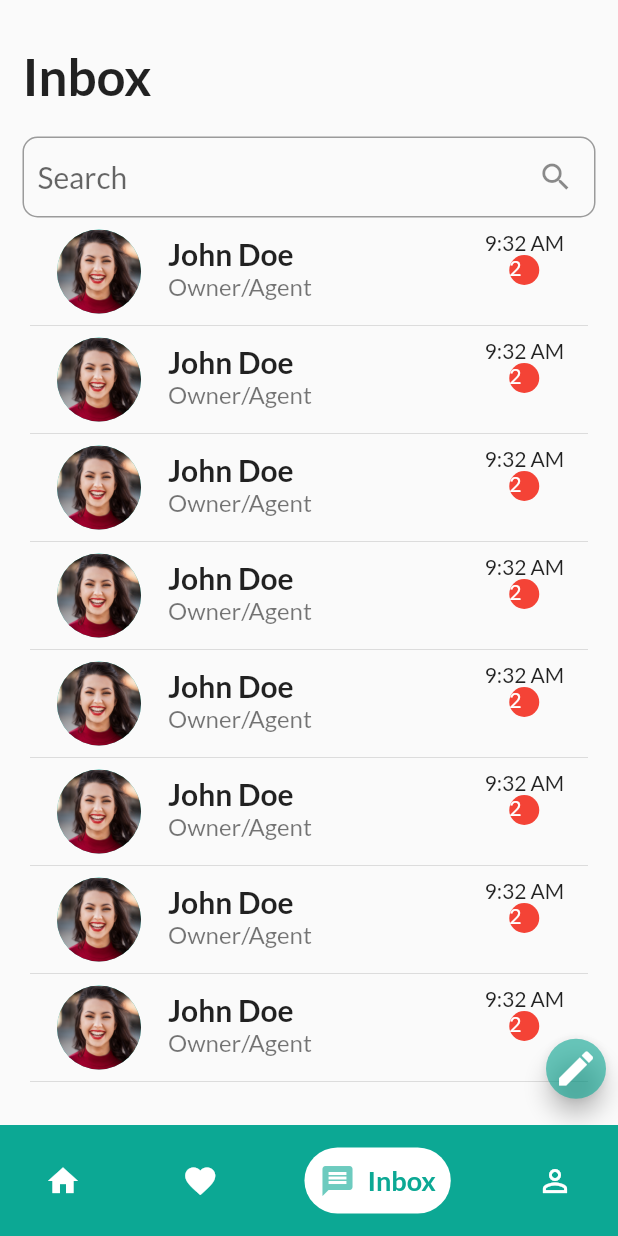
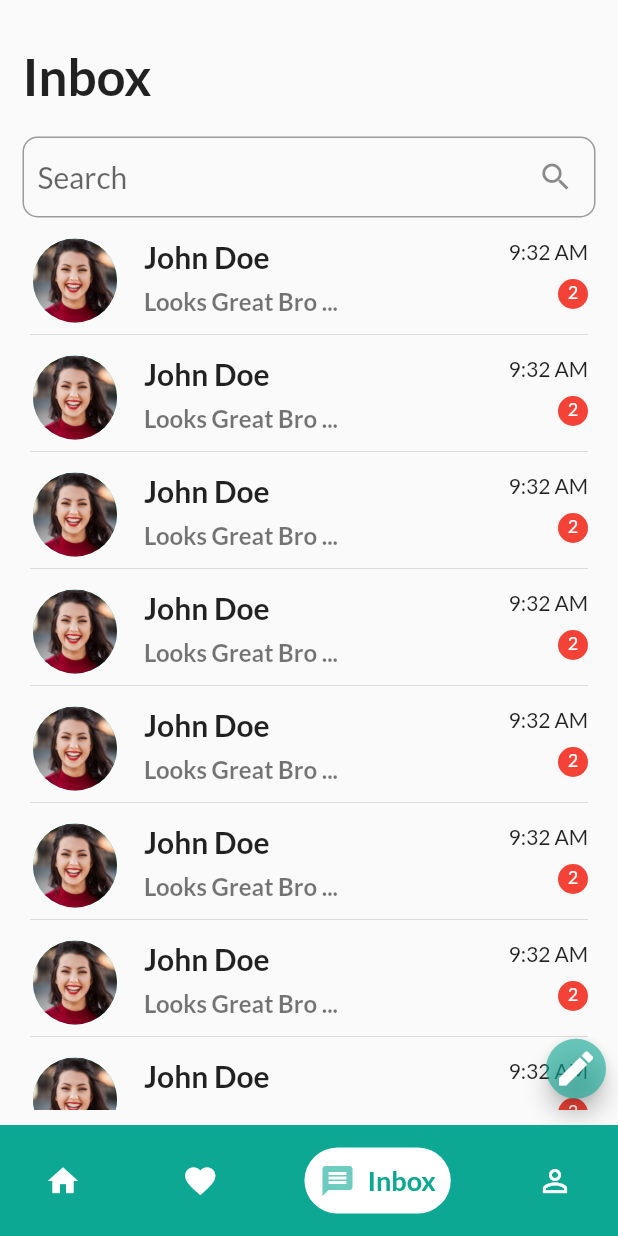
Before and after one commit to Donsantos001/realxt, a Flutter app: the Landing screen opened directly, item 3 of the bottom bar chosen, on a phone screen of 412 x 824 dp. Run offline on Flutter 3.47's test engine with Material 2 defaults, Android fonts, the phone set to English and light mode, and no system bars; drawn by our look-alikes of google_nav_bar; our stand-ins replace flutter_native_splash, otp_text_field, smooth_page_indicator.

```diff
--- a/lib/main.dart
+++ b/lib/main.dart
@@ -21,6 +21,7 @@ class MyApp extends StatelessWidget {
       title: 'Flutter Demo',
       theme: ThemeData(
         fontFamily: "Lato",
+        // brightness: Brightness.dark,
         primaryColor: Palette.secondary,
         primarySwatch: Palette.secondary,
       ),
--- a/lib/pages/tenant/estate_detail.dart
+++ b/lib/pages/tenant/estate_detail.dart
@@ -19,8 +19,9 @@ class _EstateDetailState extends State<EstateDetail> {
   Widget build(BuildContext context) {
     return Scaffold(
       appBar: AppBar(
-        iconTheme: const IconThemeData(color: Colors.black),
-        backgroundColor: Colors.white,
+        foregroundColor: Theme.of(context).textTheme.titleLarge!.color,
+        backgroundColor: Theme.of(context).cardColor,
+        elevation: 0.5,
       ),
       body: SafeArea(
         child: SingleChildScrollView(
--- a/lib/pages/tenant/featured_detail.dart
+++ b/lib/pages/tenant/featured_detail.dart
@@ -18,8 +18,9 @@ class _FeaturedDetailState extends State<FeaturedDetail> {
   Widget build(BuildContext context) {
     return Scaffold(
       appBar: AppBar(
-        iconTheme: const IconThemeData(color: Colors.black),
-        backgroundColor: Colors.white,
+        foregroundColor: Theme.of(context).textTheme.titleLarge!.color,
+        backgroundColor: Theme.of(context).cardColor,
+        elevation: 0.5,
       ),
       body: SafeArea(
         child: SingleChildScrollView(
--- a/lib/pages/tenant/inbox.dart
+++ b/lib/pages/tenant/inbox.dart
@@ -1,7 +1,10 @@
+import 'dart:math';
+
 import 'package:flutter/material.dart';
 import 'package:realestate/sections/tenant/search_box.dart';
 import 'package:realestate/widgets/estate_item.dart';
 
+import '../../resource/constants.dart';
 import '../../widgets/inbox_tile.dart';
 
 class Inbox extends StatefulWidget {
@@ -49,7 +52,11 @@ class _InboxState extends State<Inbox> {
                   itemCount: 8,
                   itemBuilder: ((context, index) => Column(
                         children: [
-                          InboxTile(),
+                          InboxTile(
+                            chatState: ChatState.values.elementAt(
+                              Random().nextInt(ChatState.values.length),
+                            ),
+                          ),
                           Divider(
                             height: 0,
                           ),
--- /dev/null
+++ b/lib/resource/constants.dart
@@ -0,0 +1 @@
+enum ChatState { read, unread, typing }
--- a/lib/sections/tenant/search_box.dart
+++ b/lib/sections/tenant/search_box.dart
@@ -5,10 +5,7 @@ class SearchBox extends StatelessWidget {
   final Function() onSearch;
   final bool? filter;
   const SearchBox(
-      {super.key,
-      this.onFilter,
-      required this.onSearch,
-      this.filter = true});
+      {super.key, this.onFilter, required this.onSearch, this.filter = true});
 
   @override
   Widget build(BuildContext context) {
@@ -42,10 +39,10 @@ class SearchBox extends StatelessWidget {
                     ? IconButton(
                         padding: const EdgeInsets.only(right: 5),
                         onPressed: onFilter,
-                        icon: const Icon(
+                        icon: Icon(
                           Icons.filter_alt_outlined,
                           size: 24,
-                          color: Colors.black,
+                          color: Theme.of(context).textTheme.labelLarge!.color,
                         ),
                       )
                     : null,
--- a/lib/widgets/featured_item.dart
+++ b/lib/widgets/featured_item.dart
@@ -31,7 +31,7 @@ class FeaturedItem extends StatelessWidget {
           ),
           decoration: BoxDecoration(
             borderRadius: BorderRadius.circular(15),
-            color: Colors.white,
+            color: Theme.of(context).cardColor,
             boxShadow: const [
               BoxShadow(
                 color: Colors.grey,
--- a/lib/widgets/inbox_tile.dart
+++ b/lib/widgets/inbox_tile.dart
@@ -1,40 +1,72 @@
 import 'package:flutter/material.dart';
-import 'package:flutter/src/widgets/framework.dart';
-import 'package:flutter/src/widgets/placeholder.dart';
+
+import '../resource/constants.dart';
 
 class InboxTile extends StatelessWidget {
-  const InboxTile({super.key});
+  final ChatState chatState;
+  const InboxTile({super.key, this.chatState = ChatState.read});
 
   @override
   Widget build(BuildContext context) {
     return ListTile(
+      contentPadding: const EdgeInsets.only(top: 6),
       leading: const CircleAvatar(
         radius: 30,
         backgroundImage: AssetImage("assets/images/avatar.jpg"),
       ),
-      title: const Text(
+      title: const Padding(
+        padding: EdgeInsets.only(
+          bottom: 8,
+        ),
+        child: Text(
           "John Doe",
           style: TextStyle(fontSize: 20, fontWeight: FontWeight.w700),
         ),
-      subtitle: const Text(
-        "Owner/Agent",
-        style: TextStyle(fontSize: 16, fontWeight: FontWeight.w400),
       ),
-      trailing: Column(children: [
-        Text("9:32 AM"),
-        Container(
-          height: 20,
-          width: 20,
-          decoration: BoxDecoration(
-            color: Colors.red,
-            borderRadius: BorderRadius.circular(10),
+      subtitle: Text(
+        chatState == ChatState.typing
+            ? "Santos is typing..."
+            : chatState == ChatState.read
+                ? "wow, that's interesting"
+                : "Looks Great Bro ...",
+        style: TextStyle(
+          fontSize: 16,
+          fontWeight:
+              chatState == ChatState.read ? FontWeight.w400 : FontWeight.w700,
+          color: chatState == ChatState.typing
+              ? Theme.of(context).colorScheme.primary
+              : null,
+        ),
+      ),
+      trailing: Column(
+        crossAxisAlignment: CrossAxisAlignment.end,
+        children: [
+          const Padding(
+            padding: EdgeInsets.only(
+              bottom: 10,
+            ),
+            child: Text("9:32 AM"),
+          ),
+          chatState == ChatState.unread
+              ? CircleAvatar(
+                  radius: 10,
+                  backgroundColor: Colors.red,
+                  child: Container(
+                    alignment: Alignment.center,
+                    child: const Padding(
+                      padding: EdgeInsets.only(
+                        bottom: 3,
                       ),
                       child: Text(
                         "2",
-            style: TextStyle(color: Colors.white),
+                        style: TextStyle(fontSize: 12, color: Colors.white),
                       ),
                     ),
-      ]),
+                  ),
+                )
+              : const SizedBox.shrink(),
+        ],
+      ),
     );
   }
 }
```
Also changed, not shown: lib/pages/tenant/estate_list.dart (+3 -4 lines), lib/pages/tenant/home.dart (+3 -6 lines), lib/pages/tenant/profile.dart (+6 -4 lines), lib/sections/tenant/home_top.dart (+6 -6 lines), lib/sections/tenant/top_featured.dart (+1 -8 lines), lib/widgets/filter.dart (+5 -5 lines). Lines whose indentation alone changed are shown as unchanged.
